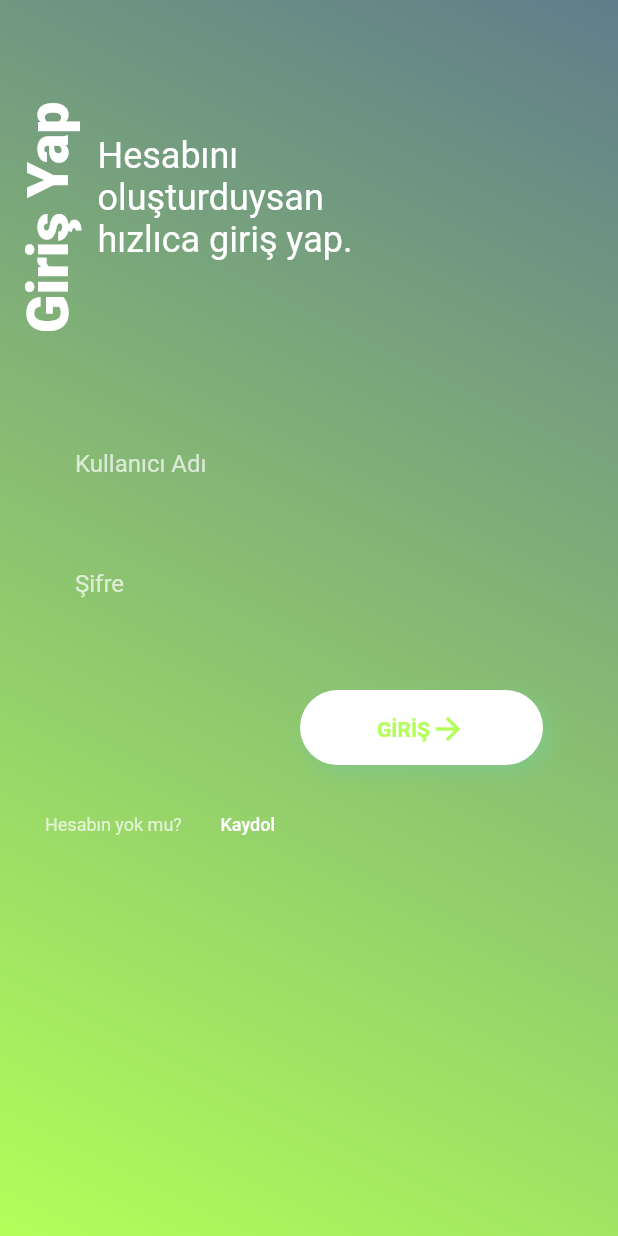
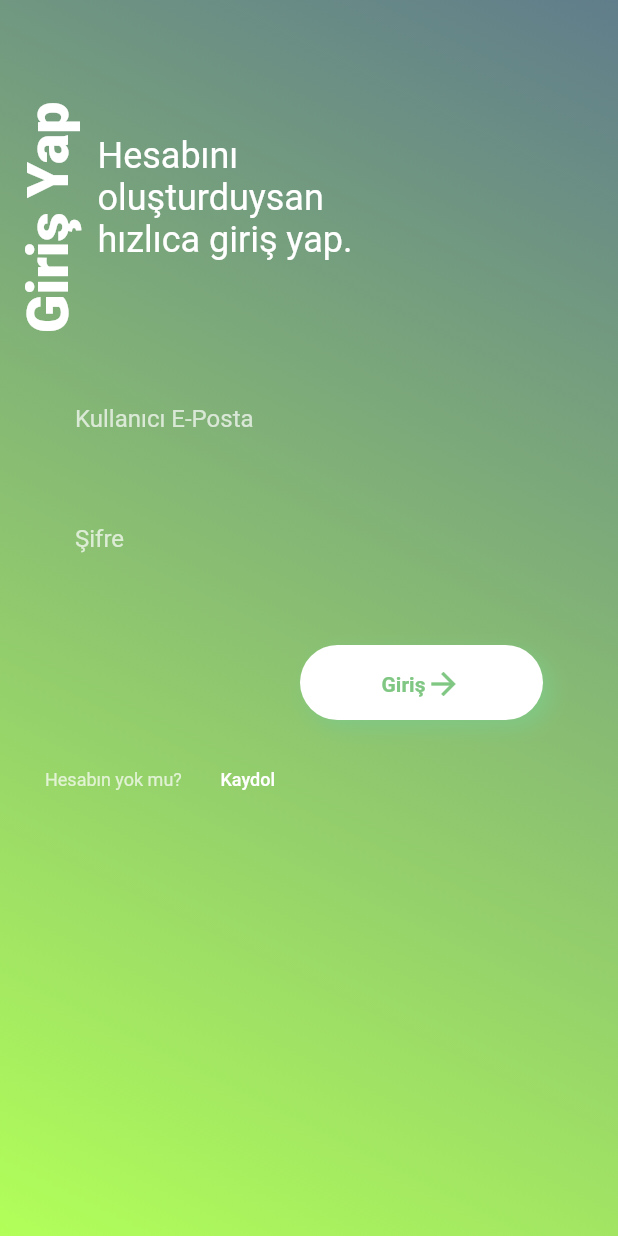
Before and after one commit to iremcelikbilek/Flutter-Hackathon, a Flutter app: the screen it shows after launch, on a phone screen of 412 x 824 dp. Run offline on Flutter 3.47's test engine with Material 2 defaults, Android fonts, the phone set to English and light mode, and no system bars.

Commit message:
refactor login and register page

```diff
--- a/lib/pages/login.page.dart
+++ b/lib/pages/login.page.dart
@@ -1,10 +1,9 @@
 import 'package:flutter/material.dart';
-import 'package:flutter_hackathon/widgets/loginWidgets/buttonLogin.dart';
-import 'package:flutter_hackathon/widgets/loginWidgets/firstTime.dart';
-import 'package:flutter_hackathon/widgets/loginWidgets/inputPassword.dart';
-import 'package:flutter_hackathon/widgets/loginWidgets/inputUsername.dart';
-import 'package:flutter_hackathon/widgets/loginWidgets/textLogin.dart';
-import 'package:flutter_hackathon/widgets/loginWidgets/verticalTextLogin.dart';
+import 'package:flutter_hackathon/widgets/common/buttons.dart';
+import 'package:flutter_hackathon/widgets/common/footer.dart';
+import 'package:flutter_hackathon/widgets/common/inputs.dart';
+import 'package:flutter_hackathon/widgets/common/textContent.dart';
+import 'package:flutter_hackathon/widgets/common/textVertical.dart';
 
 class LoginPage extends StatefulWidget {
   @override
@@ -12,7 +11,7 @@ class LoginPage extends StatefulWidget {
 }
 
 class _LoginPageState extends State<LoginPage> {
-  final TextEditingController txtUsername = TextEditingController();
+  final TextEditingController txtMail = TextEditingController();
   final TextEditingController txtPassword = TextEditingController();
 
   @override
@@ -30,13 +29,13 @@ class _LoginPageState extends State<LoginPage> {
             Column(
               children: <Widget>[
                 Row(children: <Widget>[
-                  VerticalTextLogin(),
-                  TextLogin(),
+                  TextVertical(verticalText: "Giriş Yap"),
+                  TextContent(content: "Hesabını oluşturduysan hızlıca giriş yap."),
                 ]),
-                InputUsername(txtUsername),
-                InputPassword(txtPassword),
-                ButtonLogin(txtUsername, txtPassword),
-                FirstTime(),
+                Input(txtController: txtMail,labelText: "Kullanıcı E-Posta",isObsure: false),
+                Input(txtController: txtPassword,labelText: "Şifre",isObsure: true),
+                Button(buttonText: "Giriş",shadowColor: Colors.green[300],),
+                Footer(buttonText: "Kaydol",infoText: 'Hesabın yok mu?')
               ],
             ),
           ],
--- /dev/null
+++ b/lib/pages/register.page.dart
@@ -0,0 +1,48 @@
+import 'package:flutter/material.dart';
+import 'package:flutter_hackathon/widgets/common/buttons.dart';
+import 'package:flutter_hackathon/widgets/common/footer.dart';
+import 'package:flutter_hackathon/widgets/common/inputs.dart';
+import 'package:flutter_hackathon/widgets/common/textContent.dart';
+import 'package:flutter_hackathon/widgets/common/textVertical.dart';
+
+class RegisterPage extends StatefulWidget {
+  @override
+  _RegisterPageState createState() => _RegisterPageState();
+}
+
+class _RegisterPageState extends State<RegisterPage> {
+  final TextEditingController txtName = TextEditingController();
+  final TextEditingController txtLastName = TextEditingController();
+
+  @override
+  Widget build(BuildContext context) {
+    return Scaffold(
+      body: Container(
+        decoration: BoxDecoration(
+          gradient: LinearGradient(
+              begin: Alignment.topRight,
+              end: Alignment.bottomLeft,
+              colors: [Colors.blueGrey, Colors.purpleAccent]),
+        ),
+        child: ListView(
+          children: <Widget>[
+            Column(
+              children: <Widget>[
+                Row(
+                  children: <Widget>[
+                    TextVertical(verticalText: "Kaydol"),
+                    TextContent(content: "Hesabın yoksa hesap oluşturmalısın."),
+                  ],
+                ),
+                Input(txtController: txtName,labelText: "İsim",isObsure: false),
+                Input(txtController: txtLastName,labelText: "Soy İsim",isObsure: false),
+                Button(buttonText: "İleri",shadowColor: Colors.deepPurple[300]),
+                Footer(buttonText: 'Giriş Yap',infoText: 'Hesabın var mı?'),
+              ],
+            ),
+          ],
+        ),
+      ),
+    );
+  }
+}
--- a/lib/widgets/loginWidgets/buttonLogin.dart
+++ b/lib/widgets/common/buttons.dart
@@ -1,15 +1,13 @@
+import 'dart:ui';
 import 'package:flutter/material.dart';
 
-class ButtonLogin extends StatefulWidget {
-  TextEditingController txtUsername;
-  TextEditingController txtPassword;
-  ButtonLogin(this.txtUsername, this.txtPassword);
+class Button extends StatelessWidget {
+  String buttonText;
+  VoidCallback onTap;
+  Color shadowColor;
 
-  @override
-  _ButtonLoginState createState() => _ButtonLoginState();
-}
+  Button({this.buttonText, this.onTap,this.shadowColor});
 
-class _ButtonLoginState extends State<ButtonLogin> {
   @override
   Widget build(BuildContext context) {
     return Padding(
@@ -21,7 +19,7 @@ class _ButtonLoginState extends State<ButtonLogin> {
         decoration: BoxDecoration(
           boxShadow: [
             BoxShadow(
-              color: Colors.green[300],
+              color: shadowColor,
               blurRadius: 10.0, // has the effect of softening the shadow
               spreadRadius: 1.0, // has the effect of extending the shadow
               offset: Offset(
@@ -34,20 +32,21 @@ class _ButtonLoginState extends State<ButtonLogin> {
           borderRadius: BorderRadius.circular(30),
         ),
         child: FlatButton(
+          onPressed: onTap,
           child: Row(
             mainAxisAlignment: MainAxisAlignment.center,
             children: <Widget>[
               Text(
-                'GİRİŞ',
+                buttonText,
                 style: TextStyle(
-                  color: Colors.lightGreenAccent,
+                  color: shadowColor,
                   fontSize: 14,
                   fontWeight: FontWeight.w700,
                 ),
               ),
               Icon(
                 Icons.arrow_forward,
-                color: Colors.lightGreenAccent,
+                color: shadowColor,
               ),
             ],
           ),
@@ -55,8 +54,4 @@ class _ButtonLoginState extends State<ButtonLogin> {
       ),
     );
   }
-
-
-
-
 }
--- a/lib/widgets/loginWidgets/firstTime.dart
+++ b/lib/widgets/common/footer.dart
@@ -1,11 +1,13 @@
 import 'package:flutter/material.dart';
+import 'package:flutter_hackathon/pages/register.page.dart';
 
-class FirstTime extends StatefulWidget {
-  @override
-  _FirstTimeState createState() => _FirstTimeState();
-}
+class Footer extends StatelessWidget {
+  String buttonText;
+  String infoText;
+  VoidCallback onTap;
 
-class _FirstTimeState extends State<FirstTime> {
+  Footer({this.buttonText, this.infoText, this.onTap});
+
   @override
   Widget build(BuildContext context) {
     return Padding(
@@ -17,7 +19,7 @@ class _FirstTimeState extends State<FirstTime> {
         child: Row(
           children: <Widget>[
             Text(
-              'Hesabın yok mu?',
+              infoText,
               style: TextStyle(
                 fontSize: 12,
                 color: Colors.white70,
@@ -25,8 +27,12 @@ class _FirstTimeState extends State<FirstTime> {
             ),
             FlatButton(
               padding: EdgeInsets.all(0),
+              onPressed: () {
+                Navigator.push(context,
+                    MaterialPageRoute(builder: (context) => RegisterPage()));
+              },
               child: Text(
-                'Kaydol',
+                buttonText,
                 style: TextStyle(
                   fontSize: 12,
                   color: Colors.white,
@@ -37,6 +43,6 @@ class _FirstTimeState extends State<FirstTime> {
           ],
         ),
       ),
-    );
+    );;
   }
 }
--- a/lib/widgets/loginWidgets/inputPassword.dart
+++ b/lib/widgets/common/inputs.dart
@@ -1,14 +1,12 @@
 import 'package:flutter/material.dart';
 
-class InputPassword extends StatefulWidget {
-  TextEditingController txtPassword;
-  InputPassword(this.txtPassword);
+class Input extends StatelessWidget {
+  TextEditingController txtController;
+  String labelText;
+  bool isObsure;
 
-  @override
-  _InputPasswordState createState() => _InputPasswordState();
-}
+  Input({this.txtController, this.labelText, this.isObsure});
 
-class _InputPasswordState extends State<InputPassword> {
   @override
   Widget build(BuildContext context) {
     return Padding(
@@ -17,14 +15,14 @@ class _InputPasswordState extends State<InputPassword> {
         height: 60,
         width: MediaQuery.of(context).size.width,
         child: TextField(
-          controller: widget.txtPassword,
+          controller: txtController,
           style: TextStyle(
             color: Colors.white,
           ),
           obscureText: true,
           decoration: InputDecoration(
             border: InputBorder.none,
-            labelText: 'Şifre',
+            labelText: labelText,
             labelStyle: TextStyle(
               color: Colors.white70,
             ),
--- a/lib/widgets/loginWidgets/textLogin.dart
+++ b/lib/widgets/common/textContent.dart
@@ -1,11 +1,11 @@
 import 'package:flutter/material.dart';
 
-class TextLogin extends StatefulWidget {
-  @override
-  _TextLoginState createState() => _TextLoginState();
-}
+class TextContent extends StatelessWidget {
+  String content;
 
-class _TextLoginState extends State<TextLogin> {
+
+  TextContent({this.content});
+
   @override
   Widget build(BuildContext context) {
     return Padding(
@@ -21,7 +21,7 @@ class _TextLoginState extends State<TextLogin> {
             ),
             Center(
               child: Text(
-                'Hesabını oluşturduysan hızlıca giriş yap.',
+                content,
                 style: TextStyle(
                   fontSize: 24,
                   color: Colors.white,
--- a/lib/widgets/loginWidgets/verticalTextLogin.dart
+++ b/lib/widgets/common/textVertical.dart
@@ -1,11 +1,11 @@
 import 'package:flutter/material.dart';
 
-class VerticalTextLogin extends StatefulWidget {
-  @override
-  _VerticalTextLoginState createState() => _VerticalTextLoginState();
-}
+class TextVertical extends StatelessWidget {
+  String verticalText;
 
-class _VerticalTextLoginState extends State<VerticalTextLogin> {
+
+  TextVertical({this.verticalText});
+
   @override
   Widget build(BuildContext context) {
     return Padding(
@@ -13,7 +13,7 @@ class _VerticalTextLoginState extends State<VerticalTextLogin> {
       child: RotatedBox(
           quarterTurns: -1,
           child: Text(
-            'Giriş Yap',
+            verticalText,
             style: TextStyle(
               color: Colors.white,
               fontSize: 38,
--- a/lib/widgets/loginWidgets/inputUsername.dart
+++ /dev/null
@@ -1,36 +0,0 @@
-import 'package:flutter/material.dart';
-
-class InputUsername extends StatefulWidget {
-  TextEditingController txtUsername;
-  InputUsername(this.txtUsername);
-
-  @override
-  _InputUsernameState createState() => _InputUsernameState();
-}
-
-class _InputUsernameState extends State<InputUsername> {
-  @override
-  Widget build(BuildContext context) {
-    return Padding(
-      padding: const EdgeInsets.only(top: 50, left: 50, right: 50),
-      child: Container(
-        height: 60,
-        width: MediaQuery.of(context).size.width,
-        child: TextField(
-          controller: widget.txtUsername,
-          style: TextStyle(
-            color: Colors.white,
-          ),
-          decoration: InputDecoration(
-            border: InputBorder.none,
-            fillColor: Colors.lightGreenAccent,
-            labelText: 'Kullanıcı Adı',
-            labelStyle: TextStyle(
-              color: Colors.white70,
-            ),
-          ),
-        ),
-      ),
-    );
-  }
-}
```
